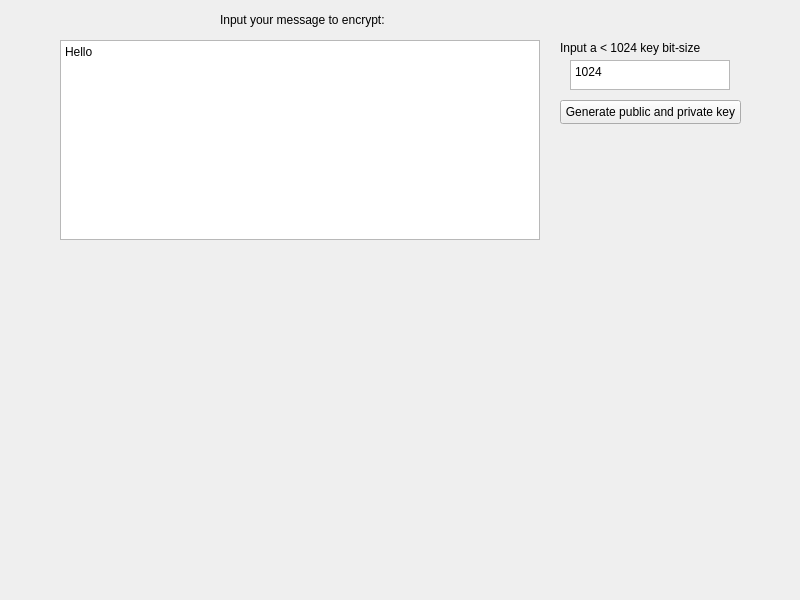
Old version of the form form.ui in the repository naimyc/RSA_GUI.
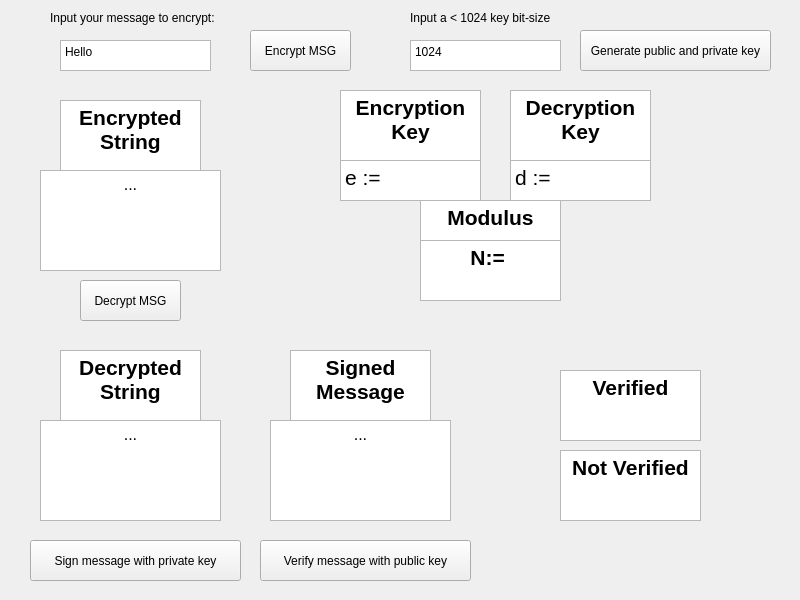
New version of the form.

Diff of the .ui file:
```diff
--- a/form.ui
+++ b/form.ui
@@ -13,34 +13,11 @@
   <property name="windowTitle">
    <string>RSApp</string>
   </property>
-  <widget class="QTextEdit" name="textEdit">
-   <property name="geometry">
-    <rect>
-     <x>570</x>
-     <y>60</y>
-     <width>160</width>
-     <height>30</height>
-    </rect>
-   </property>
-   <property name="styleSheet">
-    <string notr="true"/>
-   </property>
-   <property name="html">
-    <string>&lt;!DOCTYPE HTML PUBLIC &quot;-//W3C//DTD HTML 4.0//EN&quot; &quot;http://www.w3.org/TR/REC-html40/strict.dtd&quot;&gt;
-&lt;html&gt;&lt;head&gt;&lt;meta name=&quot;qrichtext&quot; content=&quot;1&quot; /&gt;&lt;meta charset=&quot;utf-8&quot; /&gt;&lt;style type=&quot;text/css&quot;&gt;
-p, li { white-space: pre-wrap; }
-hr { height: 1px; border-width: 0; }
-li.unchecked::marker { content: &quot;\2610&quot;; }
-li.checked::marker { content: &quot;\2612&quot;; }
-&lt;/style&gt;&lt;/head&gt;&lt;body style=&quot; font-family:'Segoe UI'; font-size:9pt; font-weight:400; font-style:normal;&quot;&gt;
-&lt;p style=&quot; margin-top:0px; margin-bottom:0px; margin-left:0px; margin-right:0px; -qt-block-indent:0; text-indent:0px;&quot;&gt;1024&lt;/p&gt;&lt;/body&gt;&lt;/html&gt;</string>
-   </property>
-  </widget>
   <widget class="QLabel" name="label">
    <property name="geometry">
     <rect>
-     <x>560</x>
-     <y>40</y>
+     <x>410</x>
+     <y>10</y>
      <width>141</width>
      <height>16</height>
     </rect>
@@ -54,8 +31,8 @@
     <rect>
      <x>60</x>
      <y>40</y>
-     <width>480</width>
-     <height>200</height>
+     <width>151</width>
+     <height>31</height>
     </rect>
    </property>
    <property name="plainText">
@@ -65,8 +42,8 @@
   <widget class="QLabel" name="label_2">
    <property name="geometry">
     <rect>
-     <x>220</x>
-     <y>12</y>
+     <x>50</x>
+     <y>10</y>
      <width>171</width>
      <height>16</height>
     </rect>
@@ -78,16 +55,361 @@
   <widget class="QPushButton" name="pushButton">
    <property name="geometry">
     <rect>
-     <x>560</x>
-     <y>100</y>
-     <width>181</width>
-     <height>24</height>
+     <x>580</x>
+     <y>30</y>
+     <width>191</width>
+     <height>41</height>
     </rect>
    </property>
    <property name="text">
     <string>Generate public and private key</string>
    </property>
   </widget>
+  <widget class="QPlainTextEdit" name="plainTextEdit_2">
+   <property name="geometry">
+    <rect>
+     <x>410</x>
+     <y>40</y>
+     <width>151</width>
+     <height>31</height>
+    </rect>
+   </property>
+   <property name="plainText">
+    <string>1024</string>
+   </property>
+  </widget>
+  <widget class="QTextBrowser" name="textBrowser">
+   <property name="geometry">
+    <rect>
+     <x>340</x>
+     <y>160</y>
+     <width>141</width>
+     <height>41</height>
+    </rect>
+   </property>
+   <property name="html">
+    <string>&lt;!DOCTYPE HTML PUBLIC &quot;-//W3C//DTD HTML 4.0//EN&quot; &quot;http://www.w3.org/TR/REC-html40/strict.dtd&quot;&gt;
+&lt;html&gt;&lt;head&gt;&lt;meta name=&quot;qrichtext&quot; content=&quot;1&quot; /&gt;&lt;meta charset=&quot;utf-8&quot; /&gt;&lt;style type=&quot;text/css&quot;&gt;
+p, li { white-space: pre-wrap; }
+hr { height: 1px; border-width: 0; }
+li.unchecked::marker { content: &quot;\2610&quot;; }
+li.checked::marker { content: &quot;\2612&quot;; }
+&lt;/style&gt;&lt;/head&gt;&lt;body style=&quot; font-family:'Segoe UI'; font-size:9pt; font-weight:400; font-style:normal;&quot;&gt;
+&lt;p style=&quot; margin-top:0px; margin-bottom:0px; margin-left:0px; margin-right:0px; -qt-block-indent:0; text-indent:0px;&quot;&gt;&lt;span style=&quot; font-size:16pt;&quot;&gt;e := &lt;/span&gt;&lt;/p&gt;&lt;/body&gt;&lt;/html&gt;</string>
+   </property>
+  </widget>
+  <widget class="QTextBrowser" name="textBrowser_2">
+   <property name="geometry">
+    <rect>
+     <x>510</x>
+     <y>160</y>
+     <width>141</width>
+     <height>41</height>
+    </rect>
+   </property>
+   <property name="html">
+    <string>&lt;!DOCTYPE HTML PUBLIC &quot;-//W3C//DTD HTML 4.0//EN&quot; &quot;http://www.w3.org/TR/REC-html40/strict.dtd&quot;&gt;
+&lt;html&gt;&lt;head&gt;&lt;meta name=&quot;qrichtext&quot; content=&quot;1&quot; /&gt;&lt;meta charset=&quot;utf-8&quot; /&gt;&lt;style type=&quot;text/css&quot;&gt;
+p, li { white-space: pre-wrap; }
+hr { height: 1px; border-width: 0; }
+li.unchecked::marker { content: &quot;\2610&quot;; }
+li.checked::marker { content: &quot;\2612&quot;; }
+&lt;/style&gt;&lt;/head&gt;&lt;body style=&quot; font-family:'Segoe UI'; font-size:9pt; font-weight:400; font-style:normal;&quot;&gt;
+&lt;p style=&quot; margin-top:0px; margin-bottom:0px; margin-left:0px; margin-right:0px; -qt-block-indent:0; text-indent:0px;&quot;&gt;&lt;span style=&quot; font-size:16pt;&quot;&gt;d := &lt;/span&gt;&lt;/p&gt;&lt;/body&gt;&lt;/html&gt;</string>
+   </property>
+  </widget>
+  <widget class="QTextBrowser" name="textBrowser_3">
+   <property name="geometry">
+    <rect>
+     <x>510</x>
+     <y>90</y>
+     <width>141</width>
+     <height>71</height>
+    </rect>
+   </property>
+   <property name="html">
+    <string>&lt;!DOCTYPE HTML PUBLIC &quot;-//W3C//DTD HTML 4.0//EN&quot; &quot;http://www.w3.org/TR/REC-html40/strict.dtd&quot;&gt;
+&lt;html&gt;&lt;head&gt;&lt;meta name=&quot;qrichtext&quot; content=&quot;1&quot; /&gt;&lt;meta charset=&quot;utf-8&quot; /&gt;&lt;style type=&quot;text/css&quot;&gt;
+p, li { white-space: pre-wrap; }
+hr { height: 1px; border-width: 0; }
+li.unchecked::marker { content: &quot;\2610&quot;; }
+li.checked::marker { content: &quot;\2612&quot;; }
+&lt;/style&gt;&lt;/head&gt;&lt;body style=&quot; font-family:'Segoe UI'; font-size:9pt; font-weight:400; font-style:normal;&quot;&gt;
+&lt;p align=&quot;center&quot; style=&quot; margin-top:0px; margin-bottom:0px; margin-left:0px; margin-right:0px; -qt-block-indent:0; text-indent:0px;&quot;&gt;&lt;span style=&quot; font-size:16pt; font-weight:700;&quot;&gt;Decryption Key&lt;/span&gt;&lt;/p&gt;&lt;/body&gt;&lt;/html&gt;</string>
+   </property>
+  </widget>
+  <widget class="QTextBrowser" name="textBrowser_4">
+   <property name="geometry">
+    <rect>
+     <x>340</x>
+     <y>90</y>
+     <width>141</width>
+     <height>71</height>
+    </rect>
+   </property>
+   <property name="html">
+    <string>&lt;!DOCTYPE HTML PUBLIC &quot;-//W3C//DTD HTML 4.0//EN&quot; &quot;http://www.w3.org/TR/REC-html40/strict.dtd&quot;&gt;
+&lt;html&gt;&lt;head&gt;&lt;meta name=&quot;qrichtext&quot; content=&quot;1&quot; /&gt;&lt;meta charset=&quot;utf-8&quot; /&gt;&lt;style type=&quot;text/css&quot;&gt;
+p, li { white-space: pre-wrap; }
+hr { height: 1px; border-width: 0; }
+li.unchecked::marker { content: &quot;\2610&quot;; }
+li.checked::marker { content: &quot;\2612&quot;; }
+&lt;/style&gt;&lt;/head&gt;&lt;body style=&quot; font-family:'Segoe UI'; font-size:9pt; font-weight:400; font-style:normal;&quot;&gt;
+&lt;p align=&quot;center&quot; style=&quot; margin-top:0px; margin-bottom:0px; margin-left:0px; margin-right:0px; -qt-block-indent:0; text-indent:0px;&quot;&gt;&lt;span style=&quot; font-size:16pt; font-weight:700;&quot;&gt;Encryption Key&lt;/span&gt;&lt;/p&gt;&lt;/body&gt;&lt;/html&gt;</string>
+   </property>
+  </widget>
+  <widget class="QTextBrowser" name="encrypted_str">
+   <property name="geometry">
+    <rect>
+     <x>40</x>
+     <y>170</y>
+     <width>181</width>
+     <height>101</height>
+    </rect>
+   </property>
+   <property name="html">
+    <string>&lt;!DOCTYPE HTML PUBLIC &quot;-//W3C//DTD HTML 4.0//EN&quot; &quot;http://www.w3.org/TR/REC-html40/strict.dtd&quot;&gt;
+&lt;html&gt;&lt;head&gt;&lt;meta name=&quot;qrichtext&quot; content=&quot;1&quot; /&gt;&lt;meta charset=&quot;utf-8&quot; /&gt;&lt;style type=&quot;text/css&quot;&gt;
+p, li { white-space: pre-wrap; }
+hr { height: 1px; border-width: 0; }
+li.unchecked::marker { content: &quot;\2610&quot;; }
+li.checked::marker { content: &quot;\2612&quot;; }
+&lt;/style&gt;&lt;/head&gt;&lt;body style=&quot; font-family:'Segoe UI'; font-size:9pt; font-weight:400; font-style:normal;&quot;&gt;
+&lt;p align=&quot;center&quot; style=&quot; margin-top:0px; margin-bottom:0px; margin-left:0px; margin-right:0px; -qt-block-indent:0; text-indent:0px;&quot;&gt;&lt;span style=&quot; font-size:12pt;&quot;&gt;...&lt;/span&gt;&lt;/p&gt;&lt;/body&gt;&lt;/html&gt;</string>
+   </property>
+  </widget>
+  <widget class="QTextBrowser" name="textBrowser_5">
+   <property name="geometry">
+    <rect>
+     <x>60</x>
+     <y>100</y>
+     <width>141</width>
+     <height>71</height>
+    </rect>
+   </property>
+   <property name="html">
+    <string>&lt;!DOCTYPE HTML PUBLIC &quot;-//W3C//DTD HTML 4.0//EN&quot; &quot;http://www.w3.org/TR/REC-html40/strict.dtd&quot;&gt;
+&lt;html&gt;&lt;head&gt;&lt;meta name=&quot;qrichtext&quot; content=&quot;1&quot; /&gt;&lt;meta charset=&quot;utf-8&quot; /&gt;&lt;style type=&quot;text/css&quot;&gt;
+p, li { white-space: pre-wrap; }
+hr { height: 1px; border-width: 0; }
+li.unchecked::marker { content: &quot;\2610&quot;; }
+li.checked::marker { content: &quot;\2612&quot;; }
+&lt;/style&gt;&lt;/head&gt;&lt;body style=&quot; font-family:'Segoe UI'; font-size:9pt; font-weight:400; font-style:normal;&quot;&gt;
+&lt;p align=&quot;center&quot; style=&quot; margin-top:0px; margin-bottom:0px; margin-left:0px; margin-right:0px; -qt-block-indent:0; text-indent:0px;&quot;&gt;&lt;span style=&quot; font-size:16pt; font-weight:700;&quot;&gt;Encrypted String&lt;/span&gt;&lt;/p&gt;&lt;/body&gt;&lt;/html&gt;</string>
+   </property>
+  </widget>
+  <widget class="QTextBrowser" name="textBrowser_6">
+   <property name="geometry">
+    <rect>
+     <x>60</x>
+     <y>350</y>
+     <width>141</width>
+     <height>71</height>
+    </rect>
+   </property>
+   <property name="html">
+    <string>&lt;!DOCTYPE HTML PUBLIC &quot;-//W3C//DTD HTML 4.0//EN&quot; &quot;http://www.w3.org/TR/REC-html40/strict.dtd&quot;&gt;
+&lt;html&gt;&lt;head&gt;&lt;meta name=&quot;qrichtext&quot; content=&quot;1&quot; /&gt;&lt;meta charset=&quot;utf-8&quot; /&gt;&lt;style type=&quot;text/css&quot;&gt;
+p, li { white-space: pre-wrap; }
+hr { height: 1px; border-width: 0; }
+li.unchecked::marker { content: &quot;\2610&quot;; }
+li.checked::marker { content: &quot;\2612&quot;; }
+&lt;/style&gt;&lt;/head&gt;&lt;body style=&quot; font-family:'Segoe UI'; font-size:9pt; font-weight:400; font-style:normal;&quot;&gt;
+&lt;p align=&quot;center&quot; style=&quot; margin-top:0px; margin-bottom:0px; margin-left:0px; margin-right:0px; -qt-block-indent:0; text-indent:0px;&quot;&gt;&lt;span style=&quot; font-size:16pt; font-weight:700;&quot;&gt;Decrypted String&lt;/span&gt;&lt;/p&gt;&lt;/body&gt;&lt;/html&gt;</string>
+   </property>
+  </widget>
+  <widget class="QTextBrowser" name="encrypted_str_2">
+   <property name="geometry">
+    <rect>
+     <x>40</x>
+     <y>420</y>
+     <width>181</width>
+     <height>101</height>
+    </rect>
+   </property>
+   <property name="html">
+    <string>&lt;!DOCTYPE HTML PUBLIC &quot;-//W3C//DTD HTML 4.0//EN&quot; &quot;http://www.w3.org/TR/REC-html40/strict.dtd&quot;&gt;
+&lt;html&gt;&lt;head&gt;&lt;meta name=&quot;qrichtext&quot; content=&quot;1&quot; /&gt;&lt;meta charset=&quot;utf-8&quot; /&gt;&lt;style type=&quot;text/css&quot;&gt;
+p, li { white-space: pre-wrap; }
+hr { height: 1px; border-width: 0; }
+li.unchecked::marker { content: &quot;\2610&quot;; }
+li.checked::marker { content: &quot;\2612&quot;; }
+&lt;/style&gt;&lt;/head&gt;&lt;body style=&quot; font-family:'Segoe UI'; font-size:9pt; font-weight:400; font-style:normal;&quot;&gt;
+&lt;p align=&quot;center&quot; style=&quot; margin-top:0px; margin-bottom:0px; margin-left:0px; margin-right:0px; -qt-block-indent:0; text-indent:0px;&quot;&gt;&lt;span style=&quot; font-size:12pt;&quot;&gt;...&lt;/span&gt;&lt;/p&gt;&lt;/body&gt;&lt;/html&gt;</string>
+   </property>
+  </widget>
+  <widget class="QTextBrowser" name="textBrowser_7">
+   <property name="geometry">
+    <rect>
+     <x>420</x>
+     <y>200</y>
+     <width>141</width>
+     <height>41</height>
+    </rect>
+   </property>
+   <property name="html">
+    <string>&lt;!DOCTYPE HTML PUBLIC &quot;-//W3C//DTD HTML 4.0//EN&quot; &quot;http://www.w3.org/TR/REC-html40/strict.dtd&quot;&gt;
+&lt;html&gt;&lt;head&gt;&lt;meta name=&quot;qrichtext&quot; content=&quot;1&quot; /&gt;&lt;meta charset=&quot;utf-8&quot; /&gt;&lt;style type=&quot;text/css&quot;&gt;
+p, li { white-space: pre-wrap; }
+hr { height: 1px; border-width: 0; }
+li.unchecked::marker { content: &quot;\2610&quot;; }
+li.checked::marker { content: &quot;\2612&quot;; }
+&lt;/style&gt;&lt;/head&gt;&lt;body style=&quot; font-family:'Segoe UI'; font-size:9pt; font-weight:400; font-style:normal;&quot;&gt;
+&lt;p align=&quot;center&quot; style=&quot; margin-top:0px; margin-bottom:0px; margin-left:0px; margin-right:0px; -qt-block-indent:0; text-indent:0px;&quot;&gt;&lt;span style=&quot; font-size:16pt; font-weight:700;&quot;&gt;Modulus&lt;/span&gt;&lt;/p&gt;&lt;/body&gt;&lt;/html&gt;</string>
+   </property>
+  </widget>
+  <widget class="QTextBrowser" name="textBrowser_8">
+   <property name="geometry">
+    <rect>
+     <x>420</x>
+     <y>240</y>
+     <width>141</width>
+     <height>61</height>
+    </rect>
+   </property>
+   <property name="html">
+    <string>&lt;!DOCTYPE HTML PUBLIC &quot;-//W3C//DTD HTML 4.0//EN&quot; &quot;http://www.w3.org/TR/REC-html40/strict.dtd&quot;&gt;
+&lt;html&gt;&lt;head&gt;&lt;meta name=&quot;qrichtext&quot; content=&quot;1&quot; /&gt;&lt;meta charset=&quot;utf-8&quot; /&gt;&lt;style type=&quot;text/css&quot;&gt;
+p, li { white-space: pre-wrap; }
+hr { height: 1px; border-width: 0; }
+li.unchecked::marker { content: &quot;\2610&quot;; }
+li.checked::marker { content: &quot;\2612&quot;; }
+&lt;/style&gt;&lt;/head&gt;&lt;body style=&quot; font-family:'Segoe UI'; font-size:9pt; font-weight:400; font-style:normal;&quot;&gt;
+&lt;p align=&quot;center&quot; style=&quot; margin-top:0px; margin-bottom:0px; margin-left:0px; margin-right:0px; -qt-block-indent:0; text-indent:0px;&quot;&gt;&lt;span style=&quot; font-size:16pt; font-weight:700;&quot;&gt;N:= &lt;/span&gt;&lt;/p&gt;&lt;/body&gt;&lt;/html&gt;</string>
+   </property>
+  </widget>
+  <widget class="QPushButton" name="pushButton_2">
+   <property name="geometry">
+    <rect>
+     <x>30</x>
+     <y>540</y>
+     <width>211</width>
+     <height>41</height>
+    </rect>
+   </property>
+   <property name="text">
+    <string>Sign message with private key</string>
+   </property>
+  </widget>
+  <widget class="QPushButton" name="pushButton_3">
+   <property name="geometry">
+    <rect>
+     <x>260</x>
+     <y>540</y>
+     <width>211</width>
+     <height>41</height>
+    </rect>
+   </property>
+   <property name="text">
+    <string>Verify message with public key</string>
+   </property>
+  </widget>
+  <widget class="QTextBrowser" name="encrypted_str_3">
+   <property name="geometry">
+    <rect>
+     <x>270</x>
+     <y>420</y>
+     <width>181</width>
+     <height>101</height>
+    </rect>
+   </property>
+   <property name="html">
+    <string>&lt;!DOCTYPE HTML PUBLIC &quot;-//W3C//DTD HTML 4.0//EN&quot; &quot;http://www.w3.org/TR/REC-html40/strict.dtd&quot;&gt;
+&lt;html&gt;&lt;head&gt;&lt;meta name=&quot;qrichtext&quot; content=&quot;1&quot; /&gt;&lt;meta charset=&quot;utf-8&quot; /&gt;&lt;style type=&quot;text/css&quot;&gt;
+p, li { white-space: pre-wrap; }
+hr { height: 1px; border-width: 0; }
+li.unchecked::marker { content: &quot;\2610&quot;; }
+li.checked::marker { content: &quot;\2612&quot;; }
+&lt;/style&gt;&lt;/head&gt;&lt;body style=&quot; font-family:'Segoe UI'; font-size:9pt; font-weight:400; font-style:normal;&quot;&gt;
+&lt;p align=&quot;center&quot; style=&quot; margin-top:0px; margin-bottom:0px; margin-left:0px; margin-right:0px; -qt-block-indent:0; text-indent:0px;&quot;&gt;&lt;span style=&quot; font-size:12pt;&quot;&gt;...&lt;/span&gt;&lt;/p&gt;&lt;/body&gt;&lt;/html&gt;</string>
+   </property>
+  </widget>
+  <widget class="QTextBrowser" name="textBrowser_9">
+   <property name="geometry">
+    <rect>
+     <x>290</x>
+     <y>350</y>
+     <width>141</width>
+     <height>71</height>
+    </rect>
+   </property>
+   <property name="html">
+    <string>&lt;!DOCTYPE HTML PUBLIC &quot;-//W3C//DTD HTML 4.0//EN&quot; &quot;http://www.w3.org/TR/REC-html40/strict.dtd&quot;&gt;
+&lt;html&gt;&lt;head&gt;&lt;meta name=&quot;qrichtext&quot; content=&quot;1&quot; /&gt;&lt;meta charset=&quot;utf-8&quot; /&gt;&lt;style type=&quot;text/css&quot;&gt;
+p, li { white-space: pre-wrap; }
+hr { height: 1px; border-width: 0; }
+li.unchecked::marker { content: &quot;\2610&quot;; }
+li.checked::marker { content: &quot;\2612&quot;; }
+&lt;/style&gt;&lt;/head&gt;&lt;body style=&quot; font-family:'Segoe UI'; font-size:9pt; font-weight:400; font-style:normal;&quot;&gt;
+&lt;p align=&quot;center&quot; style=&quot; margin-top:0px; margin-bottom:0px; margin-left:0px; margin-right:0px; -qt-block-indent:0; text-indent:0px;&quot;&gt;&lt;span style=&quot; font-size:16pt; font-weight:700;&quot;&gt;Signed Message&lt;/span&gt;&lt;/p&gt;&lt;/body&gt;&lt;/html&gt;</string>
+   </property>
+  </widget>
+  <widget class="QPushButton" name="pushButton_4">
+   <property name="geometry">
+    <rect>
+     <x>250</x>
+     <y>30</y>
+     <width>101</width>
+     <height>41</height>
+    </rect>
+   </property>
+   <property name="text">
+    <string>Encrypt MSG</string>
+   </property>
+  </widget>
+  <widget class="QPushButton" name="pushButton_5">
+   <property name="geometry">
+    <rect>
+     <x>80</x>
+     <y>280</y>
+     <width>101</width>
+     <height>41</height>
+    </rect>
+   </property>
+   <property name="text">
+    <string>Decrypt MSG</string>
+   </property>
+  </widget>
+  <widget class="QTextBrowser" name="textBrowser_10">
+   <property name="geometry">
+    <rect>
+     <x>560</x>
+     <y>370</y>
+     <width>141</width>
+     <height>71</height>
+    </rect>
+   </property>
+   <property name="html">
+    <string>&lt;!DOCTYPE HTML PUBLIC &quot;-//W3C//DTD HTML 4.0//EN&quot; &quot;http://www.w3.org/TR/REC-html40/strict.dtd&quot;&gt;
+&lt;html&gt;&lt;head&gt;&lt;meta name=&quot;qrichtext&quot; content=&quot;1&quot; /&gt;&lt;meta charset=&quot;utf-8&quot; /&gt;&lt;style type=&quot;text/css&quot;&gt;
+p, li { white-space: pre-wrap; }
+hr { height: 1px; border-width: 0; }
+li.unchecked::marker { content: &quot;\2610&quot;; }
+li.checked::marker { content: &quot;\2612&quot;; }
+&lt;/style&gt;&lt;/head&gt;&lt;body style=&quot; font-family:'Segoe UI'; font-size:9pt; font-weight:400; font-style:normal;&quot;&gt;
+&lt;p align=&quot;center&quot; style=&quot; margin-top:0px; margin-bottom:0px; margin-left:0px; margin-right:0px; -qt-block-indent:0; text-indent:0px;&quot;&gt;&lt;span style=&quot; font-size:16pt; font-weight:700;&quot;&gt;Verified&lt;/span&gt;&lt;/p&gt;&lt;/body&gt;&lt;/html&gt;</string>
+   </property>
+  </widget>
+  <widget class="QTextBrowser" name="textBrowser_11">
+   <property name="geometry">
+    <rect>
+     <x>560</x>
+     <y>450</y>
+     <width>141</width>
+     <height>71</height>
+    </rect>
+   </property>
+   <property name="html">
+    <string>&lt;!DOCTYPE HTML PUBLIC &quot;-//W3C//DTD HTML 4.0//EN&quot; &quot;http://www.w3.org/TR/REC-html40/strict.dtd&quot;&gt;
+&lt;html&gt;&lt;head&gt;&lt;meta name=&quot;qrichtext&quot; content=&quot;1&quot; /&gt;&lt;meta charset=&quot;utf-8&quot; /&gt;&lt;style type=&quot;text/css&quot;&gt;
+p, li { white-space: pre-wrap; }
+hr { height: 1px; border-width: 0; }
+li.unchecked::marker { content: &quot;\2610&quot;; }
+li.checked::marker { content: &quot;\2612&quot;; }
+&lt;/style&gt;&lt;/head&gt;&lt;body style=&quot; font-family:'Segoe UI'; font-size:9pt; font-weight:400; font-style:normal;&quot;&gt;
+&lt;p align=&quot;center&quot; style=&quot; margin-top:0px; margin-bottom:0px; margin-left:0px; margin-right:0px; -qt-block-indent:0; text-indent:0px;&quot;&gt;&lt;span style=&quot; font-size:16pt; font-weight:700;&quot;&gt;Not Verified&lt;/span&gt;&lt;/p&gt;&lt;/body&gt;&lt;/html&gt;</string>
+   </property>
+  </widget>
  </widget>
  <resources/>
  <connections>
```
